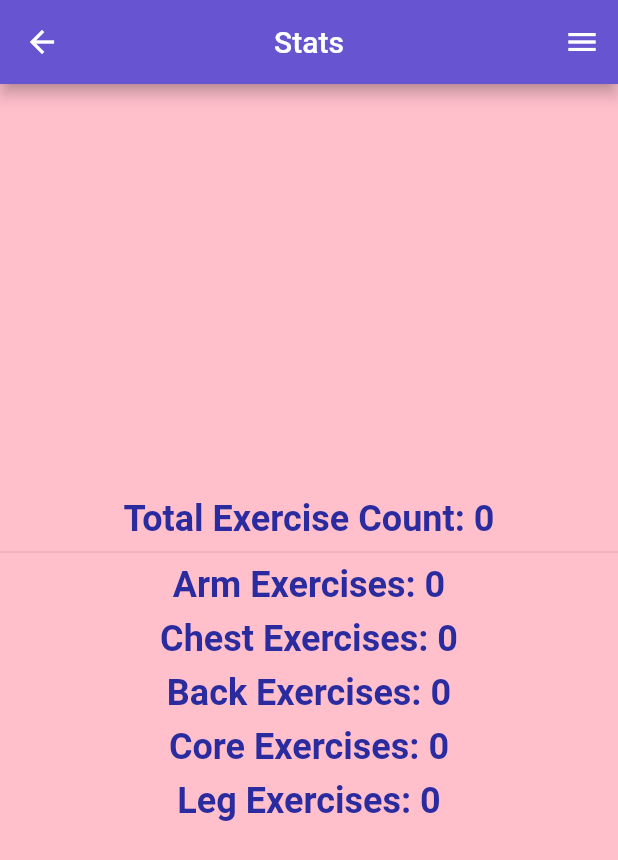
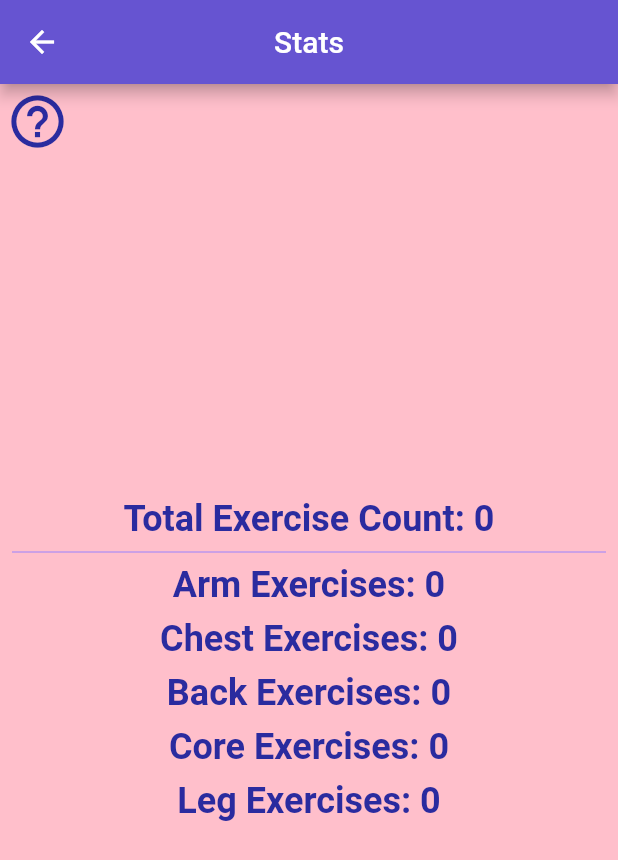
Before and after one commit to Ian-Phelon/stronks, a Flutter app: the screen it shows after launch, after a tap on the "help outline" icon, after a tap on the "close" icon, after a tap on "Stats", on a phone screen of 412 x 824 dp. Shown: the top 860 px of the screen. Run offline on Flutter 3.47's test engine with Material 2 defaults, Android fonts, the phone set to English and light mode, and no system bars; drawn by our look-alikes of google_mobile_ads; our stand-ins replace sqflite; accounts and stored records are empty; network calls fail; Roboto replaces fonts that are missing (Montserrat).

```diff
--- a/lib/model/theme.dart
+++ b/lib/model/theme.dart
@@ -18,7 +18,7 @@ const kcolorPrimaryDark = Color(0xff2A2B9F);
 const kcolorSecondary = Color(0xffFFBFCB);
 const kcolorSecondaryLight = Color(0xffFFF2FE);
 const kcolorSecondaryDark = Color(0xffCB8E9A);
-const kcolorError = Color(0xFFFF5151);
+const kcolorError = Color(0xffF55454);
 
 /// Dark Mode
 const TextStyle kCommonDarkThemeTextStyle = TextStyle(
@@ -33,7 +33,7 @@ const TextStyle kCommonDarkThemeTextStyle = TextStyle(
 const kcolorDarkModePrimary = Color(0xFF474070);
 
 /// primarycolorlight>null>onBG,onSecondary
-const kcolorDarkModePrimaryLight = Color(0xFFCABEFF);
+const kcolorDarkModePrimaryLight = Color(0xFFDBD5FF);
 
 /// really is primaryBold(bold as in visible, not text)
 const kcolorDarkModePrimaryDark = Color(0xFFC1B6FF);
@@ -43,6 +43,8 @@ const kcolorDarkModeSecondaryDark = Color(0xffCB8E9A);
 const kcolorDarkModeError = Colors.white;
 
 class StronksTheme {
+  static final togglesForDarkMode = ToggleButtonsThemeData();
+
   /// currently only using less opaque versions of kcolorDarkModeSecondaryDark for selectionColor, and
   static final textCursorAndSelection = TextSelectionThemeData(
     cursorColor: kcolorPrimaryDark,
--- a/lib/view/exercises/screens/create_exercise_screen.dart
+++ b/lib/view/exercises/screens/create_exercise_screen.dart
@@ -219,6 +219,7 @@ class _CreateExerciseScreenState extends State<CreateExerciseScreen> {
       child: Scaffold(
         backgroundColor: Theme.of(context).colorScheme.background,
         appBar: AppBar(
+          automaticallyImplyLeading: false,
           title: Text('Create Exercise ${nameTxtCtrl.text}'),
         ),
         body: ListView(
--- a/lib/view/stats/screens/stats_screen.dart
+++ b/lib/view/stats/screens/stats_screen.dart
@@ -14,38 +14,23 @@ class StatsScreen extends StatelessWidget {
         backgroundColor: Theme.of(context).colorScheme.background,
         appBar: AppBar(
           title: const Text('Stats'),
-          actions: [
-            IconButton(
-                onPressed: () {
-                  repo.dropDB();
-                },
-                icon: const Icon(Icons.menu))
-          ],
         ),
-        body: Center(
-          child: Container(
-            child: Column(
+        body: Stack(
+          children: [
+            TutorialBar(pageContext: context),
+            Column(
               mainAxisAlignment: MainAxisAlignment.center,
               children: [
-                ///testing
-                // TextButton(
-                //     onPressed: () {
-                //       showDialog(
-                //           context: context,
-                //           builder: (_) {
-                //             return CountFinePopupTotalCount(
-                //               onCounterChanged: (v) {},
-                //             );
-                //           });
-                //     },
-                //     child: Text('ok')),
-                // CountFinePopupSets(onCounterChanged: (v) {}),
                 MainBannerAd(),
                 Text(
                   'Total Exercise Count: ${repo.allExercisesTotalCount().toString()}',
                   style: Theme.of(context).textTheme.headline5,
                 ),
-                const Divider(),
+                Divider(
+                  color: Theme.of(context).colorScheme.onBackground,
+                  indent: 8.0,
+                  endIndent: 8.0,
+                ),
                 Text(
                   'Arm Exercises: ${repo.allExercisesTotalCountArms().toString()}',
                   style: Theme.of(context).textTheme.headline5,
@@ -81,7 +66,7 @@ class StatsScreen extends StatelessWidget {
                 MainBannerAd(),
               ],
             ),
-          ),
+          ],
         ),
       ),
     );
--- a/lib/view/widgets/aspect_tile.dart
+++ b/lib/view/widgets/aspect_tile.dart
@@ -162,6 +162,7 @@ Widget _targetIcon({
   required Function() targetFineSelect,
   BuildContext? context,
 }) {
+  final Color iconFineColor = Theme.of(context!).colorScheme.primaryVariant;
   return Padding(
     padding: const EdgeInsets.all(2.0),
     child: Opacity(
@@ -171,8 +172,9 @@ Widget _targetIcon({
           child: Icon(
             iconData,
             color: target.value
-                ? Theme.of(context!).colorScheme.error
-                : Theme.of(context!).colorScheme.primaryVariant,
+                ? Theme.of(context).colorScheme.error
+                : iconFineColor.withOpacity(0.65),
+            // Theme.of(context).colorScheme.primaryVariant,
           ),
         )),
   );
```
Also changed, not shown: lib/view/exercises/screens/edit_exercise_screen.dart (+1 -16 lines), lib/view/widgets/common_drawer.dart (+21 -0 lines).
